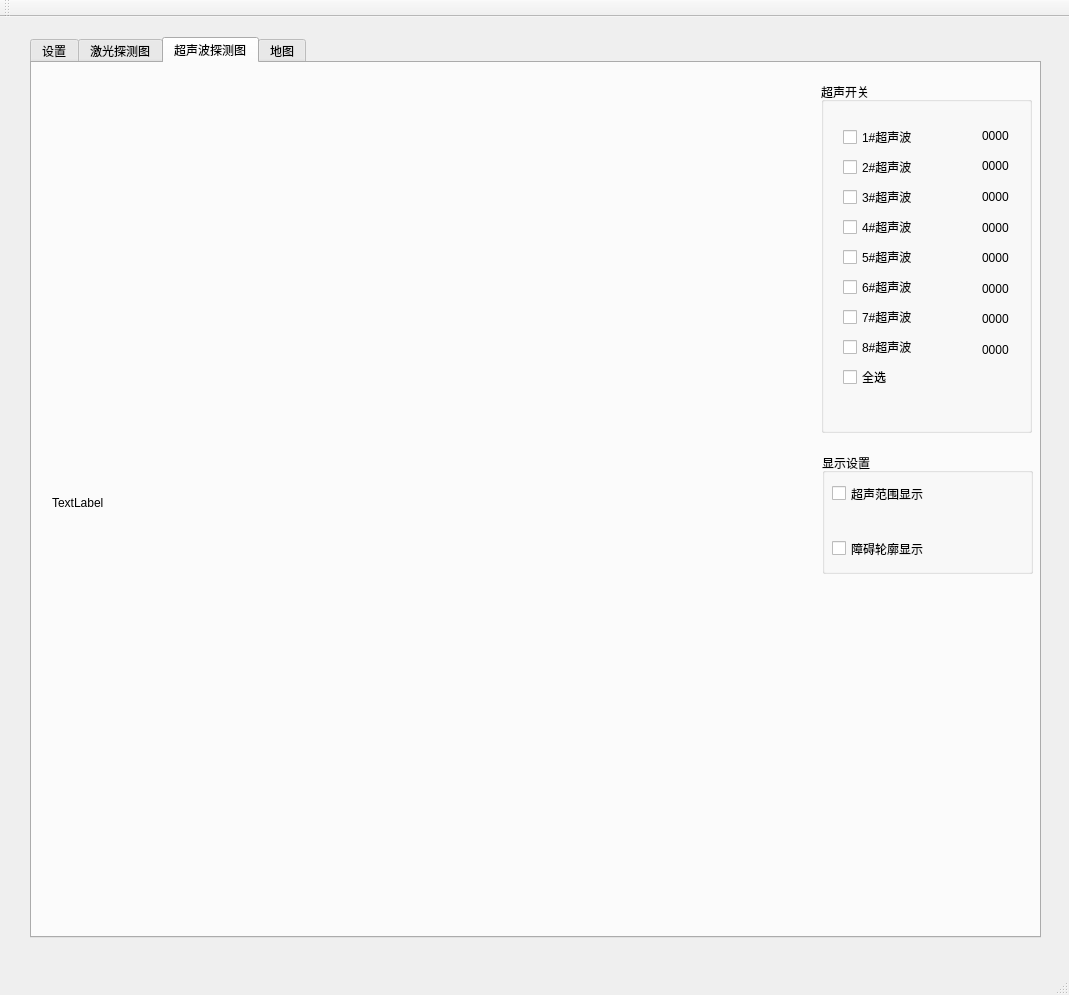
Before: the Qt Designer form src/a_robot_platform/src/client/qt_client/mainwindow.ui in zwhg/distributed_robot_sys, drawn with Qt 5.
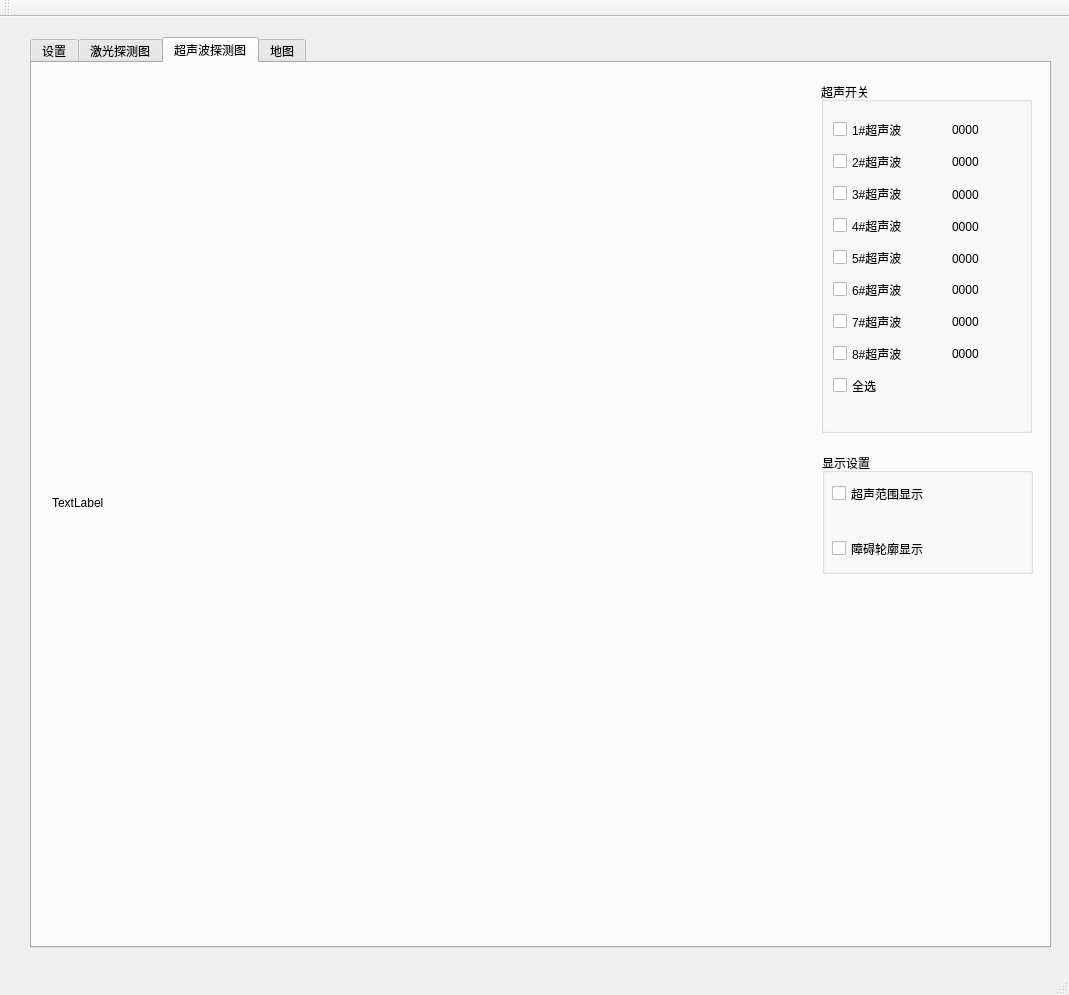
After: the same form once the commit is applied. Custom widgets are drawn as their Qt base class.

```diff
--- a/src/a_robot_platform/src/client/qt_client/mainwindow.ui
+++ b/src/a_robot_platform/src/client/qt_client/mainwindow.ui
@@ -31,8 +31,8 @@
      <rect>
       <x>30</x>
       <y>20</y>
-      <width>1011</width>
-      <height>901</height>
+      <width>1021</width>
+      <height>911</height>
      </rect>
     </property>
     <property name="currentIndex">
@@ -679,6 +679,58 @@
       <property name="title">
        <string>激光原始数据</string>
       </property>
+      <layout class="QVBoxLayout" name="verticalLayout_3">
+       <item>
+        <layout class="QHBoxLayout" name="horizontalLayout_2">
+         <item>
+          <widget class="QRadioButton" name="group1">
+           <property name="text">
+            <string>group1(0°/10°/20°/30°/40°/50°)</string>
+           </property>
+          </widget>
+         </item>
+         <item>
+          <widget class="QRadioButton" name="group2">
+           <property name="text">
+            <string>group2(60°/70°/80°/90°/100°/110°)</string>
+           </property>
+          </widget>
+         </item>
+         <item>
+          <widget class="QRadioButton" name="group3">
+           <property name="text">
+            <string>group3(120°/130°/140°/150°/160°/170°)</string>
+           </property>
+          </widget>
+         </item>
+        </layout>
+       </item>
+       <item>
+        <layout class="QHBoxLayout" name="horizontalLayout">
+         <item>
+          <widget class="QRadioButton" name="group4">
+           <property name="text">
+            <string>group4(180°/190°/200°/210°/220°/230°)</string>
+           </property>
+          </widget>
+         </item>
+         <item>
+          <widget class="QRadioButton" name="group5">
+           <property name="text">
+            <string>group5(240°/250°/260°/270°/280°/290°)</string>
+           </property>
+          </widget>
+         </item>
+         <item>
+          <widget class="QRadioButton" name="group6">
+           <property name="text">
+            <string>group6(300°/310°/320°/330°/340°/350°)</string>
+           </property>
+          </widget>
+         </item>
+        </layout>
+       </item>
+      </layout>
      </widget>
     </widget>
     <widget class="QWidget" name="tab_4">
@@ -774,148 +826,226 @@
       <property name="title">
        <string>超声开关</string>
       </property>
-      <widget class="QWidget" name="layoutWidget">
+      <widget class="QLabel" name="lb_ultra6">
        <property name="geometry">
         <rect>
-         <x>150</x>
-         <y>30</y>
-         <width>61</width>
-         <height>261</height>
+         <x>131</x>
+         <y>199</y>
+         <width>27</width>
+         <height>17</height>
         </rect>
        </property>
-       <layout class="QVBoxLayout" name="verticalLayout_4">
-        <item>
-         <widget class="QLabel" name="lb_ultra1">
-          <property name="text">
-           <string>0000</string>
-          </property>
-         </widget>
-        </item>
-        <item>
-         <widget class="QLabel" name="lb_ultra2">
-          <property name="text">
-           <string>0000</string>
-          </property>
-         </widget>
-        </item>
-        <item>
-         <widget class="QLabel" name="lb_ultra3">
-          <property name="text">
-           <string>0000</string>
-          </property>
-         </widget>
-        </item>
-        <item>
-         <widget class="QLabel" name="lb_ultra4">
-          <property name="text">
-           <string>0000</string>
-          </property>
-         </widget>
-        </item>
-        <item>
-         <widget class="QLabel" name="lb_ultra5">
-          <property name="text">
-           <string>0000</string>
-          </property>
-         </widget>
-        </item>
-        <item>
-         <widget class="QLabel" name="lb_ultra6">
-          <property name="text">
-           <string>0000</string>
-          </property>
-         </widget>
-        </item>
-        <item>
-         <widget class="QLabel" name="lb_ultra7">
-          <property name="text">
-           <string>0000</string>
-          </property>
-         </widget>
-        </item>
-        <item>
-         <widget class="QLabel" name="lb_ultra8">
-          <property name="text">
-           <string>0000</string>
-          </property>
-         </widget>
-        </item>
-       </layout>
+       <property name="text">
+        <string>0000</string>
+       </property>
       </widget>
-      <widget class="QWidget" name="layoutWidget">
+      <widget class="QLabel" name="lb_ultra7">
        <property name="geometry">
         <rect>
-         <x>11</x>
-         <y>32</y>
-         <width>111</width>
-         <height>291</height>
+         <x>131</x>
+         <y>231</y>
+         <width>27</width>
+         <height>17</height>
         </rect>
        </property>
-       <layout class="QVBoxLayout" name="verticalLayout_3">
-        <item>
-         <widget class="QCheckBox" name="ultra1">
-          <property name="text">
-           <string>1#超声波</string>
-          </property>
-         </widget>
-        </item>
-        <item>
-         <widget class="QCheckBox" name="ultra2">
-          <property name="text">
-           <string>2#超声波</string>
-          </property>
-         </widget>
-        </item>
-        <item>
-         <widget class="QCheckBox" name="ultra3">
-          <property name="text">
-           <string>3#超声波</string>
-          </property>
-         </widget>
-        </item>
-        <item>
-         <widget class="QCheckBox" name="ultra4">
-          <property name="text">
-           <string>4#超声波</string>
-          </property>
-         </widget>
-        </item>
-        <item>
-         <widget class="QCheckBox" name="ultra5">
-          <property name="text">
-           <string>5#超声波</string>
-          </property>
-         </widget>
-        </item>
-        <item>
-         <widget class="QCheckBox" name="ultra6">
-          <property name="text">
-           <string>6#超声波</string>
-          </property>
-         </widget>
-        </item>
-        <item>
-         <widget class="QCheckBox" name="ultra7">
-          <property name="text">
-           <string>7#超声波</string>
-          </property>
-         </widget>
-        </item>
-        <item>
-         <widget class="QCheckBox" name="ultra8">
-          <property name="text">
-           <string>8#超声波</string>
-          </property>
-         </widget>
-        </item>
-        <item>
-         <widget class="QCheckBox" name="ultraAll">
-          <property name="text">
-           <string>全选</string>
-          </property>
-         </widget>
-        </item>
-       </layout>
+       <property name="text">
+        <string>0000</string>
+       </property>
+      </widget>
+      <widget class="QLabel" name="lb_ultra5">
+       <property name="geometry">
+        <rect>
+         <x>131</x>
+         <y>168</y>
+         <width>27</width>
+         <height>17</height>
+        </rect>
+       </property>
+       <property name="text">
+        <string>0000</string>
+       </property>
+      </widget>
+      <widget class="QLabel" name="lb_ultra8">
+       <property name="geometry">
+        <rect>
+         <x>131</x>
+         <y>263</y>
+         <width>27</width>
+         <height>17</height>
+        </rect>
+       </property>
+       <property name="text">
+        <string>0000</string>
+       </property>
+      </widget>
+      <widget class="QLabel" name="lb_ultra3">
+       <property name="geometry">
+        <rect>
+         <x>131</x>
+         <y>104</y>
+         <width>27</width>
+         <height>17</height>
+        </rect>
+       </property>
+       <property name="text">
+        <string>0000</string>
+       </property>
+      </widget>
+      <widget class="QLabel" name="lb_ultra4">
+       <property name="geometry">
+        <rect>
+         <x>131</x>
+         <y>136</y>
+         <width>27</width>
+         <height>17</height>
+        </rect>
+       </property>
+       <property name="text">
+        <string>0000</string>
+       </property>
+      </widget>
+      <widget class="QLabel" name="lb_ultra1">
+       <property name="geometry">
+        <rect>
+         <x>131</x>
+         <y>39</y>
+         <width>27</width>
+         <height>17</height>
+        </rect>
+       </property>
+       <property name="text">
+        <string>0000</string>
+       </property>
+      </widget>
+      <widget class="QLabel" name="lb_ultra2">
+       <property name="geometry">
+        <rect>
+         <x>131</x>
+         <y>71</y>
+         <width>27</width>
+         <height>17</height>
+        </rect>
+       </property>
+       <property name="text">
+        <string>0000</string>
+       </property>
+      </widget>
+      <widget class="QCheckBox" name="ultra2">
+       <property name="geometry">
+        <rect>
+         <x>12</x>
+         <y>68</y>
+         <width>76</width>
+         <height>23</height>
+        </rect>
+       </property>
+       <property name="text">
+        <string>2#超声波</string>
+       </property>
+      </widget>
+      <widget class="QCheckBox" name="ultra6">
+       <property name="geometry">
+        <rect>
+         <x>12</x>
+         <y>196</y>
+         <width>76</width>
+         <height>23</height>
+        </rect>
+       </property>
+       <property name="text">
+        <string>6#超声波</string>
+       </property>
+      </widget>
+      <widget class="QCheckBox" name="ultra7">
+       <property name="geometry">
+        <rect>
+         <x>12</x>
+         <y>228</y>
+         <width>76</width>
+         <height>23</height>
+        </rect>
+       </property>
+       <property name="text">
+        <string>7#超声波</string>
+       </property>
+      </widget>
+      <widget class="QCheckBox" name="ultra5">
+       <property name="geometry">
+        <rect>
+         <x>12</x>
+         <y>164</y>
+         <width>76</width>
+         <height>23</height>
+        </rect>
+       </property>
+       <property name="text">
+        <string>5#超声波</string>
+       </property>
+      </widget>
+      <widget class="QCheckBox" name="ultra1">
+       <property name="geometry">
+        <rect>
+         <x>12</x>
+         <y>36</y>
+         <width>76</width>
+         <height>23</height>
+        </rect>
+       </property>
+       <property name="text">
+        <string>1#超声波</string>
+       </property>
+      </widget>
+      <widget class="QCheckBox" name="ultra8">
+       <property name="geometry">
+        <rect>
+         <x>12</x>
+         <y>260</y>
+         <width>76</width>
+         <height>23</height>
+        </rect>
+       </property>
+       <property name="text">
+        <string>8#超声波</string>
+       </property>
+      </widget>
+      <widget class="QCheckBox" name="ultraAll">
+       <property name="geometry">
+        <rect>
+         <x>12</x>
+         <y>292</y>
+         <width>49</width>
+         <height>23</height>
+        </rect>
+       </property>
+       <property name="text">
+        <string>全选</string>
+       </property>
+      </widget>
+      <widget class="QCheckBox" name="ultra3">
+       <property name="geometry">
+        <rect>
+         <x>12</x>
+         <y>100</y>
+         <width>76</width>
+         <height>23</height>
+        </rect>
+       </property>
+       <property name="text">
+        <string>3#超声波</string>
+       </property>
+      </widget>
+      <widget class="QCheckBox" name="ultra4">
+       <property name="geometry">
+        <rect>
+         <x>12</x>
+         <y>132</y>
+         <width>76</width>
+         <height>23</height>
+        </rect>
+       </property>
+       <property name="text">
+        <string>4#超声波</string>
+       </property>
       </widget>
      </widget>
      <widget class="QGroupBox" name="groupBox_6">
@@ -1038,6 +1168,14 @@
   <widget class="QStatusBar" name="statusBar"/>
  </widget>
  <layoutdefault spacing="6" margin="11"/>
+ <customwidgets>
+  <customwidget>
+   <class>QCustomPlot</class>
+   <extends>QWidget</extends>
+   <header location="global">qcustomplot.h</header>
+   <container>1</container>
+  </customwidget>
+ </customwidgets>
  <resources/>
  <connections/>
 </ui>
```
Left out of the diff: 28 changed lines with no effect on the pictures.
